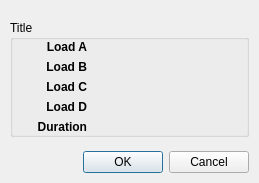
Old version of the form src/ui/MeasureDialog.ui in the repository artisan-roaster-scope/artisan.
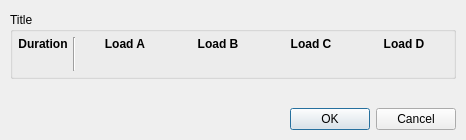
New version of the form.

Commit message: swap orientation of measuring dialog (thanks for the hint Dave!)

The edit to the form file:
```diff
--- a/src/ui/MeasureDialog.ui
+++ b/src/ui/MeasureDialog.ui
@@ -6,8 +6,8 @@
    <rect>
     <x>0</x>
     <y>0</y>
-    <width>259</width>
-    <height>183</height>
+    <width>466</width>
+    <height>140</height>
    </rect>
   </property>
   <property name="sizePolicy">
@@ -29,14 +29,11 @@
    <bool>true</bool>
   </property>
   <layout class="QVBoxLayout" name="verticalLayout">
-   <property name="spacing">
-    <number>5</number>
-   </property>
    <property name="leftMargin">
     <number>10</number>
    </property>
    <property name="topMargin">
-    <number>20</number>
+    <number>12</number>
    </property>
    <property name="rightMargin">
     <number>10</number>
@@ -70,7 +67,60 @@
       </property>
       <item>
        <layout class="QGridLayout" name="gridLayout">
-        <item row="4" column="0">
+        <property name="leftMargin">
+         <number>5</number>
+        </property>
+        <property name="topMargin">
+         <number>5</number>
+        </property>
+        <property name="rightMargin">
+         <number>5</number>
+        </property>
+        <property name="bottomMargin">
+         <number>5</number>
+        </property>
+        <property name="horizontalSpacing">
+         <number>5</number>
+        </property>
+        <item row="2" column="4" colspan="2">
+         <widget class="QLabel" name="loadBlabel">
+          <property name="font">
+           <font>
+            <weight>75</weight>
+            <bold>true</bold>
+           </font>
+          </property>
+          <property name="toolTip">
+           <string notr="true"/>
+          </property>
+          <property name="accessibleDescription">
+           <string notr="true"/>
+          </property>
+          <property name="text">
+           <string notr="true">Load B</string>
+          </property>
+          <property name="alignment">
+           <set>Qt::AlignCenter</set>
+          </property>
+         </widget>
+        </item>
+        <item row="3" column="6">
+         <widget class="QLabel" name="loadC">
+          <property name="toolTip">
+           <string notr="true"/>
+          </property>
+          <property name="accessibleDescription">
+           <string notr="true"/>
+          </property>
+          <property name="text">
+           <string notr="true"/>
+          </property>
+          <property name="alignment">
+           <set>Qt::AlignRight|Qt::AlignTrailing|Qt::AlignVCenter</set>
+          </property>
+         </widget>
+        </item>
+        <item row="2" column="0">
          <widget class="QLabel" name="durationlabel">
           <property name="font">
            <font>
@@ -88,28 +138,18 @@
            <string notr="true">Duration</string>
           </property>
           <property name="alignment">
-           <set>Qt::AlignRight|Qt::AlignTrailing|Qt::AlignVCenter</set>
+           <set>Qt::AlignCenter</set>
           </property>
          </widget>
         </item>
-        <item row="4" column="1">
-         <widget class="QLabel" name="duration">
-          <property name="toolTip">
-           <string notr="true"/>
+        <item row="2" column="8" colspan="2">
+         <widget class="QLabel" name="loadDlabel">
+          <property name="font">
+           <font>
+            <weight>75</weight>
+            <bold>true</bold>
+           </font>
           </property>
-          <property name="accessibleDescription">
-           <string notr="true"/>
-          </property>
-          <property name="text">
-           <string notr="true"/>
-          </property>
-          <property name="alignment">
-           <set>Qt::AlignRight|Qt::AlignTrailing|Qt::AlignVCenter</set>
-          </property>
-         </widget>
-        </item>
-        <item row="2" column="1">
-         <widget class="QLabel" name="loadC">
           <property name="toolTip">
            <string notr="true"/>
           </property>
@@ -117,14 +157,14 @@
            <string notr="true"/>
           </property>
           <property name="text">
-           <string notr="true"/>
+           <string notr="true">Load D</string>
           </property>
           <property name="alignment">
-           <set>Qt::AlignRight|Qt::AlignTrailing|Qt::AlignVCenter</set>
+           <set>Qt::AlignCenter</set>
           </property>
          </widget>
         </item>
-        <item row="0" column="2">
+        <item row="3" column="3">
          <widget class="QLabel" name="loadAunit">
           <property name="toolTip">
            <string notr="true"/>
@@ -137,7 +177,7 @@
           </property>
          </widget>
         </item>
-        <item row="2" column="2">
+        <item row="3" column="7">
          <widget class="QLabel" name="loadCunit">
           <property name="toolTip">
            <string notr="true"/>
@@ -150,14 +190,24 @@
           </property>
          </widget>
         </item>
+        <item row="3" column="8">
+         <widget class="QLabel" name="loadD">
+          <property name="toolTip">
+           <string notr="true"/>
+          </property>
+          <property name="accessibleDescription">
+           <string notr="true"/>
+          </property>
+          <property name="text">
+           <string notr="true"/>
+          </property>
+          <property name="alignment">
+           <set>Qt::AlignRight|Qt::AlignTrailing|Qt::AlignVCenter</set>
+          </property>
+         </widget>
+        </item>
         <item row="3" column="0">
-         <widget class="QLabel" name="loadDlabel">
-          <property name="font">
-           <font>
-            <weight>75</weight>
-            <bold>true</bold>
-           </font>
-          </property>
+         <widget class="QLabel" name="duration">
           <property name="toolTip">
            <string notr="true"/>
           </property>
@@ -165,21 +215,15 @@
            <string notr="true"/>
           </property>
           <property name="text">
-           <string notr="true">Load D</string>
+           <string notr="true"/>
           </property>
           <property name="alignment">
-           <set>Qt::AlignRight|Qt::AlignTrailing|Qt::AlignVCenter</set>
+           <set>Qt::AlignCenter</set>
           </property>
          </widget>
         </item>
-        <item row="2" column="0">
-         <widget class="QLabel" name="loadClabel">
-          <property name="font">
-           <font>
-            <weight>75</weight>
-            <bold>true</bold>
-           </font>
-          </property>
+        <item row="3" column="4">
+         <widget class="QLabel" name="loadB">
           <property name="toolTip">
            <string notr="true"/>
           </property>
@@ -187,36 +231,14 @@
            <string notr="true"/>
           </property>
           <property name="text">
-           <string notr="true">Load C</string>
-          </property>
-          <property name="alignment">
-           <set>Qt::AlignRight|Qt::AlignTrailing|Qt::AlignVCenter</set>
-          </property>
-         </widget>
-        </item>
-        <item row="1" column="0">
-         <widget class="QLabel" name="loadBlabel">
-          <property name="font">
-           <font>
-            <weight>75</weight>
-            <bold>true</bold>
-           </font>
-          </property>
-          <property name="toolTip">
            <string notr="true"/>
           </property>
-          <property name="accessibleDescription">
-           <string notr="true"/>
-          </property>
-          <property name="text">
-           <string notr="true">Load B</string>
-          </property>
           <property name="alignment">
            <set>Qt::AlignRight|Qt::AlignTrailing|Qt::AlignVCenter</set>
           </property>
          </widget>
         </item>
-        <item row="0" column="0">
+        <item row="2" column="2" colspan="2">
          <widget class="QLabel" name="loadAlabel">
           <property name="font">
            <font>
@@ -234,12 +256,12 @@
            <string notr="true">Load A</string>
           </property>
           <property name="alignment">
-           <set>Qt::AlignRight|Qt::AlignTrailing|Qt::AlignVCenter</set>
+           <set>Qt::AlignCenter</set>
           </property>
          </widget>
         </item>
-        <item row="0" column="1">
-         <widget class="QLabel" name="loadA">
+        <item row="3" column="5">
+         <widget class="QLabel" name="loadBunit">
           <property name="toolTip">
            <string notr="true"/>
           </property>
@@ -248,45 +270,26 @@
           </property>
           <property name="text">
            <string notr="true"/>
-          </property>
-          <property name="alignment">
-           <set>Qt::AlignRight|Qt::AlignTrailing|Qt::AlignVCenter</set>
-          </property>
-         </widget>
-        </item>
-        <item row="1" column="1">
-         <widget class="QLabel" name="loadB">
-          <property name="toolTip">
-           <string notr="true"/>
-          </property>
-          <property name="accessibleDescription">
-           <string notr="true"/>
-          </property>
-          <property name="text">
-           <string notr="true"/>
-          </property>
-          <property name="alignment">
-           <set>Qt::AlignRight|Qt::AlignTrailing|Qt::AlignVCenter</set>
-          </property>
-         </widget>
-        </item>
-        <item row="3" column="1">
-         <widget class="QLabel" name="loadD">
-          <property name="toolTip">
-           <string notr="true"/>
-          </property>
-          <property name="accessibleDescription">
-           <string notr="true"/>
-          </property>
-          <property name="text">
-           <string notr="true"/>
-          </property>
-          <property name="alignment">
-           <set>Qt::AlignRight|Qt::AlignTrailing|Qt::AlignVCenter</set>
           </property>
          </widget>
         </item>
         <item row="3" column="2">
+         <widget class="QLabel" name="loadA">
+          <property name="toolTip">
+           <string notr="true"/>
+          </property>
+          <property name="accessibleDescription">
+           <string notr="true"/>
+          </property>
+          <property name="text">
+           <string notr="true"/>
+          </property>
+          <property name="alignment">
+           <set>Qt::AlignRight|Qt::AlignTrailing|Qt::AlignVCenter</set>
+          </property>
+         </widget>
+        </item>
+        <item row="3" column="9">
          <widget class="QLabel" name="loadDunit">
           <property name="toolTip">
            <string notr="true"/>
@@ -299,8 +302,14 @@
           </property>
          </widget>
         </item>
-        <item row="1" column="2">
-         <widget class="QLabel" name="loadBunit">
+        <item row="2" column="6" colspan="2">
+         <widget class="QLabel" name="loadClabel">
+          <property name="font">
+           <font>
+            <weight>75</weight>
+            <bold>true</bold>
+           </font>
+          </property>
           <property name="toolTip">
            <string notr="true"/>
           </property>
@@ -308,7 +317,17 @@
            <string notr="true"/>
           </property>
           <property name="text">
-           <string notr="true"/>
+           <string notr="true">Load C</string>
+          </property>
+          <property name="alignment">
+           <set>Qt::AlignCenter</set>
+          </property>
+         </widget>
+        </item>
+        <item row="2" column="1" rowspan="2">
+         <widget class="Line" name="line">
+          <property name="orientation">
+           <enum>Qt::Vertical</enum>
           </property>
          </widget>
         </item>
```
The commit also changes 26 other files.
